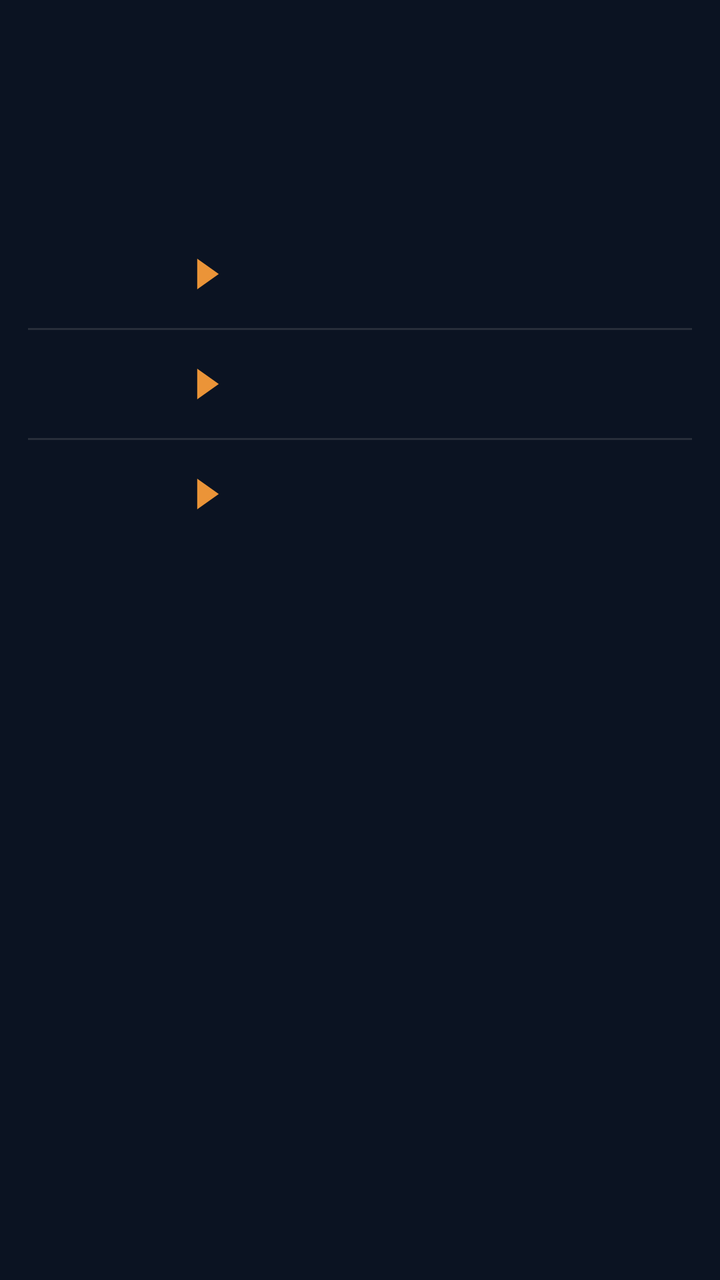
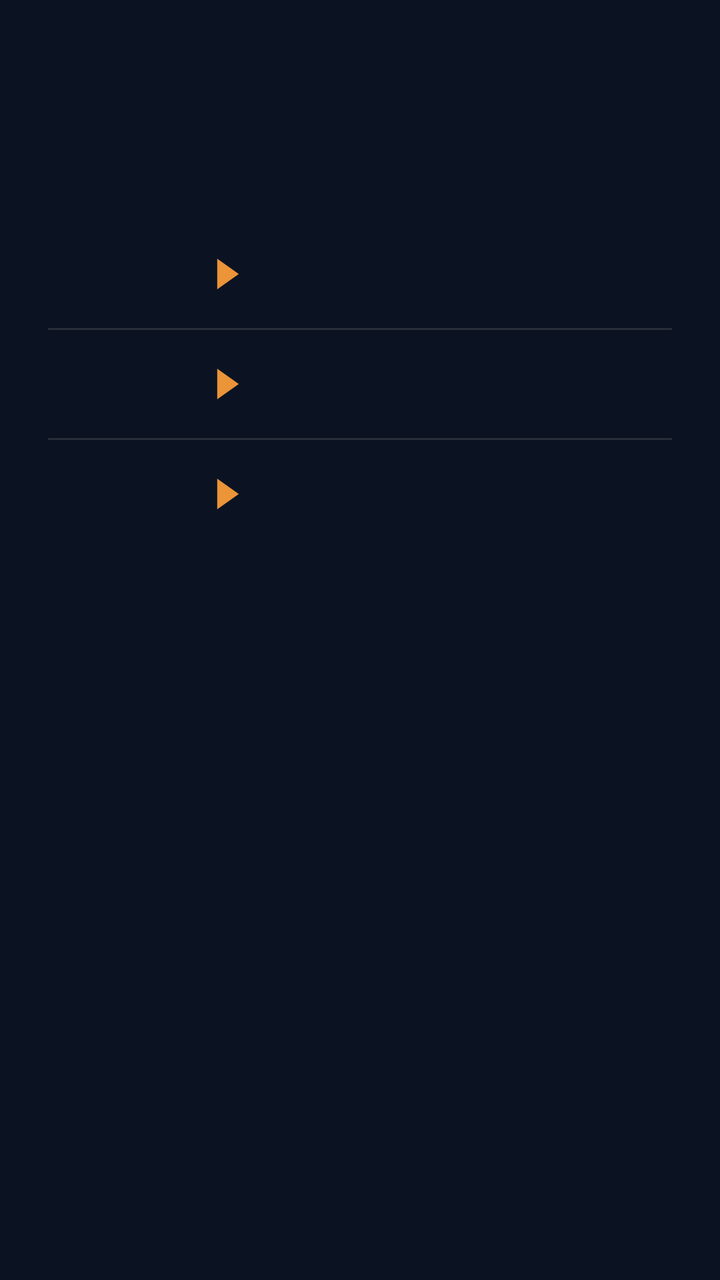

Compare the two renders of this Android layout. The source of the first and the diff that turns it into the second are given below.
<!-- AndroidManifest.xml: application theme AppTheme -->
<!-- res/layout/widget_k3.xml -->
<?xml version="1.0" encoding="utf-8"?>
<FrameLayout
    xmlns:android="http://schemas.android.com/apk/res/android"
    android:id="@+id/root"
    android:layout_width="match_parent"
    android:layout_height="match_parent"
    android:padding="0dp">

    <LinearLayout
        android:layout_width="match_parent"
        android:layout_height="wrap_content"
        android:orientation="vertical">
        
        <FrameLayout
            android:layout_width="match_parent"
            android:layout_height="wrap_content">
            
            <LinearLayout
                android:layout_width="match_parent"
                android:layout_height="94dp"
                android:background="@drawable/cur_clocks"
                android:clipToOutline="true"
                android:orientation="horizontal">
            <FrameLayout
                android:layout_width="0dp"
                android:layout_height="match_parent"
                android:layout_weight="1">
                <ImageView
                    android:id="@+id/clk_bg_0"
                    android:layout_width="match_parent"
                    android:layout_height="match_parent"
                    android:scaleType="fitXY" />
                <LinearLayout
                    android:layout_width="match_parent"
                    android:layout_height="match_parent"
                    android:orientation="vertical"
                    android:gravity="center"
                    android:paddingStart="2dp"
                    android:paddingEnd="2dp">
                    <ImageView
                        android:id="@+id/clk_day_0"
                        android:layout_width="match_parent"
                        android:layout_height="16dp"
                        android:scaleType="fitCenter" />
                    <ImageView
                        android:id="@+id/clk_time_0"
                        android:layout_width="match_parent"
                        android:layout_height="30dp"
                        android:scaleType="fitCenter" />
                    <ImageView
                        android:id="@+id/clk_city_0"
                        android:layout_width="match_parent"
                        android:layout_height="16dp"
                        android:layout_marginTop="-3dp"
                        android:scaleType="fitCenter" />
                </LinearLayout>
            </FrameLayout>
            <FrameLayout
                android:layout_width="0dp"
                android:layout_height="match_parent"
                android:layout_weight="1">
                <ImageView
                    android:id="@+id/clk_bg_1"
                    android:layout_width="match_parent"
                    android:layout_height="match_parent"
                    android:scaleType="fitXY" />
                <LinearLayout
                    android:layout_width="match_parent"
                    android:layout_height="match_parent"
                    android:orientation="vertical"
                    android:gravity="center"
                    android:paddingStart="2dp"
                    android:paddingEnd="2dp">
                    <ImageView
                        android:id="@+id/clk_day_1"
                        android:layout_width="match_parent"
                        android:layout_height="16dp"
                        android:scaleType="fitCenter" />
                    <ImageView
                        android:id="@+id/clk_time_1"
                        android:layout_width="match_parent"
                        android:layout_height="30dp"
                        android:scaleType="fitCenter" />
                    <ImageView
                        android:id="@+id/clk_city_1"
                        android:layout_width="match_parent"
                        android:layout_height="16dp"
                        android:layout_marginTop="-3dp"
                        android:scaleType="fitCenter" />
                </LinearLayout>
            </FrameLayout>
            <FrameLayout
                android:layout_width="0dp"
                android:layout_height="match_parent"
                android:layout_weight="1">
                <ImageView
                    android:id="@+id/clk_bg_2"
                    android:layout_width="match_parent"
                    android:layout_height="match_parent"
                    android:scaleType="fitXY" />
                <LinearLayout
                    android:layout_width="match_parent"
                    android:layout_height="match_parent"
                    android:orientation="vertical"
                    android:gravity="center"
                    android:paddingStart="2dp"
                    android:paddingEnd="2dp">
                    <ImageView
                        android:id="@+id/clk_day_2"
                        android:layout_width="match_parent"
                        android:layout_height="16dp"
                        android:scaleType="fitCenter" />
                    <ImageView
                        android:id="@+id/clk_time_2"
                        android:layout_width="match_parent"
                        android:layout_height="30dp"
                        android:scaleType="fitCenter" />
                    <ImageView
                        android:id="@+id/clk_city_2"
                        android:layout_width="match_parent"
                        android:layout_height="16dp"
                        android:layout_marginTop="-3dp"
                        android:scaleType="fitCenter" />
                </LinearLayout>
            </FrameLayout>
            <FrameLayout
                android:layout_width="0dp"
                android:layout_height="match_parent"
                android:layout_weight="1">
                <ImageView
                    android:id="@+id/clk_bg_3"
                    android:layout_width="match_parent"
                    android:layout_height="match_parent"
                    android:scaleType="fitXY" />
                <LinearLayout
                    android:layout_width="match_parent"
                    android:layout_height="match_parent"
                    android:orientation="vertical"
                    android:gravity="center"
                    android:paddingStart="2dp"
                    android:paddingEnd="2dp">
                    <ImageView
                        android:id="@+id/clk_day_3"
                        android:layout_width="match_parent"
                        android:layout_height="16dp"
                        android:scaleType="fitCenter" />
                    <ImageView
                        android:id="@+id/clk_time_3"
                        android:layout_width="match_parent"
                        android:layout_height="30dp"
                        android:scaleType="fitCenter" />
                    <ImageView
                        android:id="@+id/clk_city_3"
                        android:layout_width="match_parent"
                        android:layout_height="16dp"
                        android:layout_marginTop="-3dp"
                        android:scaleType="fitCenter" />
                </LinearLayout>
            </FrameLayout>
            </LinearLayout>
            <ImageView
                android:id="@+id/clk_rim"
                android:layout_width="match_parent"
                android:layout_height="match_parent"
                android:importantForAccessibility="no"
                android:scaleType="fitXY" />
        </FrameLayout>
        
        <FrameLayout
            android:layout_width="match_parent"
            android:layout_height="wrap_content"
            android:layout_marginTop="12dp">
            <ImageView
                android:id="@+id/rates_bg"
                android:layout_width="match_parent"
                android:layout_height="match_parent"
                android:importantForAccessibility="no"
                android:scaleType="fitXY" />
            <LinearLayout
                android:layout_width="match_parent"
                android:layout_height="wrap_content"
                android:background="@drawable/cur_clocks"
                android:clipToOutline="true"
                android:orientation="vertical"
                android:paddingTop="4dp"
                android:paddingBottom="4dp">
            <FrameLayout
                android:id="@+id/row_0"
                android:layout_width="match_parent"
                android:layout_height="54dp"
                android:foreground="?android:attr/selectableItemBackground">
                <LinearLayout
                    android:layout_width="match_parent"
                    android:layout_height="match_parent"
                    android:orientation="horizontal"
                    android:gravity="center_vertical"
                    android:paddingStart="14dp"
                    android:paddingEnd="14dp">
                    <LinearLayout
                        android:layout_width="wrap_content"
                        android:layout_height="wrap_content"
                        android:orientation="horizontal"
                        android:gravity="center_vertical">
                        <ImageView
                            android:id="@+id/fl_a_0"
                            android:layout_width="30dp"
                            android:layout_height="30dp"
                            android:scaleType="fitCenter" />
                        
                        <ImageView
                            android:id="@+id/code_a_0"
                            android:layout_width="40dp"
                            android:layout_height="22dp"
                            android:layout_marginStart="6dp"
                            android:scaleType="fitStart" />
                        <ImageView
                            android:id="@+id/arrow_0"
                            android:layout_width="12dp"
                            android:layout_height="16dp"
                            android:src="@drawable/cur_arrow"
                            android:layout_marginStart="8dp"
                            android:layout_marginEnd="10dp"
                            android:scaleType="fitCenter" />
                        <ImageView
                            android:id="@+id/fl_b_0"
                            android:layout_width="30dp"
                            android:layout_height="30dp"
                            android:scaleType="fitCenter" />
                        <ImageView
                            android:id="@+id/code_b_0"
                            android:layout_width="wrap_content"
                            android:layout_height="22dp"
                            android:adjustViewBounds="true"
                            android:layout_marginStart="6dp"
                            android:scaleType="fitStart" />
                    </LinearLayout>
                    <FrameLayout
                        android:layout_width="0dp"
                        android:layout_height="1dp"
                        android:layout_weight="1" />
                    
                    <LinearLayout
                        android:layout_width="wrap_content"
                        android:layout_height="wrap_content"
                        android:orientation="vertical"
                        android:layout_marginStart="6dp">
                        <LinearLayout
                            android:layout_width="wrap_content"
                            android:layout_height="16dp"
                            android:orientation="horizontal"
                            android:gravity="center_vertical">
                            <ImageView
                                android:id="@+id/mkt_val_0"
                                android:layout_width="56dp"
                                android:layout_height="15.6dp"
                                android:scaleType="fitEnd" />
                            <ImageView
                                android:id="@+id/mkt_lbl_0"
                                android:layout_width="38dp"
                                android:layout_height="14.3dp"
                                android:layout_marginStart="6dp"
                                android:scaleType="fitEnd" />
                        </LinearLayout>
                        <LinearLayout
                            android:layout_width="wrap_content"
                            android:layout_height="16dp"
                            android:orientation="horizontal"
                            android:gravity="center_vertical"
                            android:layout_marginTop="2dp">
                            <ImageView
                                android:id="@+id/visa_val_0"
                                android:layout_width="56dp"
                                android:layout_height="15.6dp"
                                android:scaleType="fitEnd" />
                            <ImageView
                                android:id="@+id/visa_logo_0"
                                android:layout_width="38dp"
                                android:layout_height="16dp"
                                android:layout_marginStart="6dp"
                                android:scaleType="fitEnd" />
                        </LinearLayout>
                    </LinearLayout>
                </LinearLayout>
            </FrameLayout>
            <ImageView
                android:id="@+id/div_1"
                android:layout_width="match_parent"
                android:layout_height="1dp"
                android:layout_marginStart="14dp"
                android:layout_marginEnd="14dp"
                android:importantForAccessibility="no"
                android:scaleType="fitXY"
                android:src="@drawable/cur_div" />
            <FrameLayout
                android:id="@+id/row_1"
                android:layout_width="match_parent"
                android:layout_height="54dp"
                android:foreground="?android:attr/selectableItemBackground">
                <LinearLayout
                    android:layout_width="match_parent"
                    android:layout_height="match_parent"
                    android:orientation="horizontal"
                    android:gravity="center_vertical"
                    android:paddingStart="14dp"
                    android:paddingEnd="14dp">
                    <LinearLayout
                        android:layout_width="wrap_content"
                        android:layout_height="wrap_content"
                        android:orientation="horizontal"
                        android:gravity="center_vertical">
                        <ImageView
                            android:id="@+id/fl_a_1"
                            android:layout_width="30dp"
                            android:layout_height="30dp"
                            android:scaleType="fitCenter" />
                        
                        <ImageView
                            android:id="@+id/code_a_1"
                            android:layout_width="40dp"
                            android:layout_height="22dp"
                            android:layout_marginStart="6dp"
                            android:scaleType="fitStart" />
                        <ImageView
                            android:id="@+id/arrow_1"
                            android:layout_width="12dp"
                            android:layout_height="16dp"
                            android:src="@drawable/cur_arrow"
                            android:layout_marginStart="8dp"
                            android:layout_marginEnd="10dp"
                            android:scaleType="fitCenter" />
                        <ImageView
                            android:id="@+id/fl_b_1"
                            android:layout_width="30dp"
                            android:layout_height="30dp"
                            android:scaleType="fitCenter" />
                        <ImageView
                            android:id="@+id/code_b_1"
                            android:layout_width="wrap_content"
                            android:layout_height="22dp"
                            android:adjustViewBounds="true"
                            android:layout_marginStart="6dp"
                            android:scaleType="fitStart" />
                    </LinearLayout>
                    <FrameLayout
                        android:layout_width="0dp"
                        android:layout_height="1dp"
                        android:layout_weight="1" />
                    
                    <LinearLayout
                        android:layout_width="wrap_content"
                        android:layout_height="wrap_content"
                        android:orientation="vertical"
                        android:layout_marginStart="6dp">
                        <LinearLayout
                            android:layout_width="wrap_content"
                            android:layout_height="16dp"
                            android:orientation="horizontal"
                            android:gravity="center_vertical">
                            <ImageView
                                android:id="@+id/mkt_val_1"
                                android:layout_width="56dp"
                                android:layout_height="15.6dp"
                                android:scaleType="fitEnd" />
                            <ImageView
                                android:id="@+id/mkt_lbl_1"
                                android:layout_width="38dp"
                                android:layout_height="14.3dp"
                                android:layout_marginStart="6dp"
                                android:scaleType="fitEnd" />
                        </LinearLayout>
                        <LinearLayout
                            android:layout_width="wrap_content"
                            android:layout_height="16dp"
                            android:orientation="horizontal"
                            android:gravity="center_vertical"
                            android:layout_marginTop="2dp">
                            <ImageView
                                android:id="@+id/visa_val_1"
                                android:layout_width="56dp"
                                android:layout_height="15.6dp"
                                android:scaleType="fitEnd" />
                            <ImageView
                                android:id="@+id/visa_logo_1"
                                android:layout_width="38dp"
                                android:layout_height="16dp"
                                android:layout_marginStart="6dp"
                                android:scaleType="fitEnd" />
                        </LinearLayout>
                    </LinearLayout>
                </LinearLayout>
            </FrameLayout>
            <ImageView
                android:id="@+id/div_2"
                android:layout_width="match_parent"
                android:layout_height="1dp"
                android:layout_marginStart="14dp"
                android:layout_marginEnd="14dp"
                android:importantForAccessibility="no"
                android:scaleType="fitXY"
                android:src="@drawable/cur_div" />
            <FrameLayout
                android:id="@+id/row_2"
                android:layout_width="match_parent"
                android:layout_height="54dp"
                android:foreground="?android:attr/selectableItemBackground">
                <LinearLayout
                    android:layout_width="match_parent"
                    android:layout_height="match_parent"
                    android:orientation="horizontal"
                    android:gravity="center_vertical"
                    android:paddingStart="14dp"
                    android:paddingEnd="14dp">
                    <LinearLayout
                        android:layout_width="wrap_content"
                        android:layout_height="wrap_content"
                        android:orientation="horizontal"
                        android:gravity="center_vertical">
                        <ImageView
                            android:id="@+id/fl_a_2"
                            android:layout_width="30dp"
                            android:layout_height="30dp"
                            android:scaleType="fitCenter" />
                        
                        <ImageView
                            android:id="@+id/code_a_2"
                            android:layout_width="40dp"
                            android:layout_height="22dp"
                            android:layout_marginStart="6dp"
                            android:scaleType="fitStart" />
                        <ImageView
                            android:id="@+id/arrow_2"
                            android:layout_width="12dp"
                            android:layout_height="16dp"
                            android:src="@drawable/cur_arrow"
                            android:layout_marginStart="8dp"
                            android:layout_marginEnd="10dp"
                            android:scaleType="fitCenter" />
                        <ImageView
                            android:id="@+id/fl_b_2"
                            android:layout_width="30dp"
                            android:layout_height="30dp"
                            android:scaleType="fitCenter" />
                        <ImageView
                            android:id="@+id/code_b_2"
                            android:layout_width="wrap_content"
                            android:layout_height="22dp"
                            android:adjustViewBounds="true"
                            android:layout_marginStart="6dp"
                            android:scaleType="fitStart" />
                    </LinearLayout>
                    <FrameLayout
                        android:layout_width="0dp"
                        android:layout_height="1dp"
                        android:layout_weight="1" />
                    
                    <LinearLayout
                        android:layout_width="wrap_content"
                        android:layout_height="wrap_content"
                        android:orientation="vertical"
                        android:layout_marginStart="6dp">
                        <LinearLayout
                            android:layout_width="wrap_content"
                            android:layout_height="16dp"
                            android:orientation="horizontal"
                            android:gravity="center_vertical">
                            <ImageView
                                android:id="@+id/mkt_val_2"
                                android:layout_width="56dp"
                                android:layout_height="15.6dp"
                                android:scaleType="fitEnd" />
                            <ImageView
                                android:id="@+id/mkt_lbl_2"
                                android:layout_width="38dp"
                                android:layout_height="14.3dp"
                                android:layout_marginStart="6dp"
                                android:scaleType="fitEnd" />
                        </LinearLayout>
                        <LinearLayout
                            android:layout_width="wrap_content"
                            android:layout_height="16dp"
                            android:orientation="horizontal"
                            android:gravity="center_vertical"
                            android:layout_marginTop="2dp">
                            <ImageView
                                android:id="@+id/visa_val_2"
                                android:layout_width="56dp"
                                android:layout_height="15.6dp"
                                android:scaleType="fitEnd" />
                            <ImageView
                                android:id="@+id/visa_logo_2"
                                android:layout_width="38dp"
                                android:layout_height="16dp"
                                android:layout_marginStart="6dp"
                                android:scaleType="fitEnd" />
                        </LinearLayout>
                    </LinearLayout>
                </LinearLayout>
            </FrameLayout>
            </LinearLayout>
        </FrameLayout>
    </LinearLayout>
</FrameLayout>
<!-- resources referenced by this layout -->
<resources>
  <!-- drawable cur_arrow (drawable) -->
  <?xml version="1.0" encoding="utf-8"?>
  <vector xmlns:android="http://schemas.android.com/apk/res/android" android:width="20dp" android:height="26dp" android:viewportWidth="20" android:viewportHeight="26">
      <path android:fillColor="#FFEB9438" android:pathData="M1,0L1,26L19,13Z" />
  </vector>
  <!-- drawable cur_clocks (drawable) -->
  <?xml version="1.0" encoding="utf-8"?>
  <shape xmlns:android="http://schemas.android.com/apk/res/android" android:shape="rectangle">
      <solid android:color="#00000000" />
      <corners android:radius="@dimen/widget_radius" />
  </shape>
  <!-- drawable cur_div (drawable) -->
  <?xml version="1.0" encoding="utf-8"?>
  <shape xmlns:android="http://schemas.android.com/apk/res/android" android:shape="rectangle">
      <solid android:color="#1FF0EBE4" />
  </shape>
  <style name="AppTheme" parent="@android:style/Theme.DeviceDefault.NoActionBar">
          <item name="android:colorAccent">#DF8B35</item>
          <item name="android:colorControlActivated">#DF8B35</item>
          <item name="android:windowBackground">#0B1322</item>
          <item name="android:statusBarColor">#0E111A</item>
          <item name="android:navigationBarColor">#0B1322</item>
          <item name="android:textColorHint">#718096</item>
      </style>
  <dimen name="widget_radius">28dp</dimen>
</resources>

<!-- the commit's change to res/layout/widget_k3.xml (unified diff, before → after) -->
@@ -194,8 +194,8 @@
                     android:layout_height="match_parent"
                     android:orientation="horizontal"
                     android:gravity="center_vertical"
-                    android:paddingStart="14dp"
-                    android:paddingEnd="14dp">
+                    android:paddingStart="24dp"
+                    android:paddingEnd="24dp">
                     <LinearLayout
                         android:layout_width="wrap_content"
                         android:layout_height="wrap_content"
@@ -286,8 +286,8 @@
                 android:id="@+id/div_1"
                 android:layout_width="match_parent"
                 android:layout_height="1dp"
-                android:layout_marginStart="14dp"
-                android:layout_marginEnd="14dp"
+                android:layout_marginStart="24dp"
+                android:layout_marginEnd="24dp"
                 android:importantForAccessibility="no"
                 android:scaleType="fitXY"
                 android:src="@drawable/cur_div" />
@@ -301,8 +301,8 @@
                     android:layout_height="match_parent"
                     android:orientation="horizontal"
                     android:gravity="center_vertical"
-                    android:paddingStart="14dp"
-                    android:paddingEnd="14dp">
+                    android:paddingStart="24dp"
+                    android:paddingEnd="24dp">
                     <LinearLayout
                         android:layout_width="wrap_content"
                         android:layout_height="wrap_content"
@@ -393,8 +393,8 @@
                 android:id="@+id/div_2"
                 android:layout_width="match_parent"
                 android:layout_height="1dp"
-                android:layout_marginStart="14dp"
-                android:layout_marginEnd="14dp"
+                android:layout_marginStart="24dp"
+                android:layout_marginEnd="24dp"
                 android:importantForAccessibility="no"
                 android:scaleType="fitXY"
                 android:src="@drawable/cur_div" />
@@ -408,8 +408,8 @@
                     android:layout_height="match_parent"
                     android:orientation="horizontal"
                     android:gravity="center_vertical"
-                    android:paddingStart="14dp"
-                    android:paddingEnd="14dp">
+                    android:paddingStart="24dp"
+                    android:paddingEnd="24dp">
                     <LinearLayout
                         android:layout_width="wrap_content"
                         android:layout_height="wrap_content"
